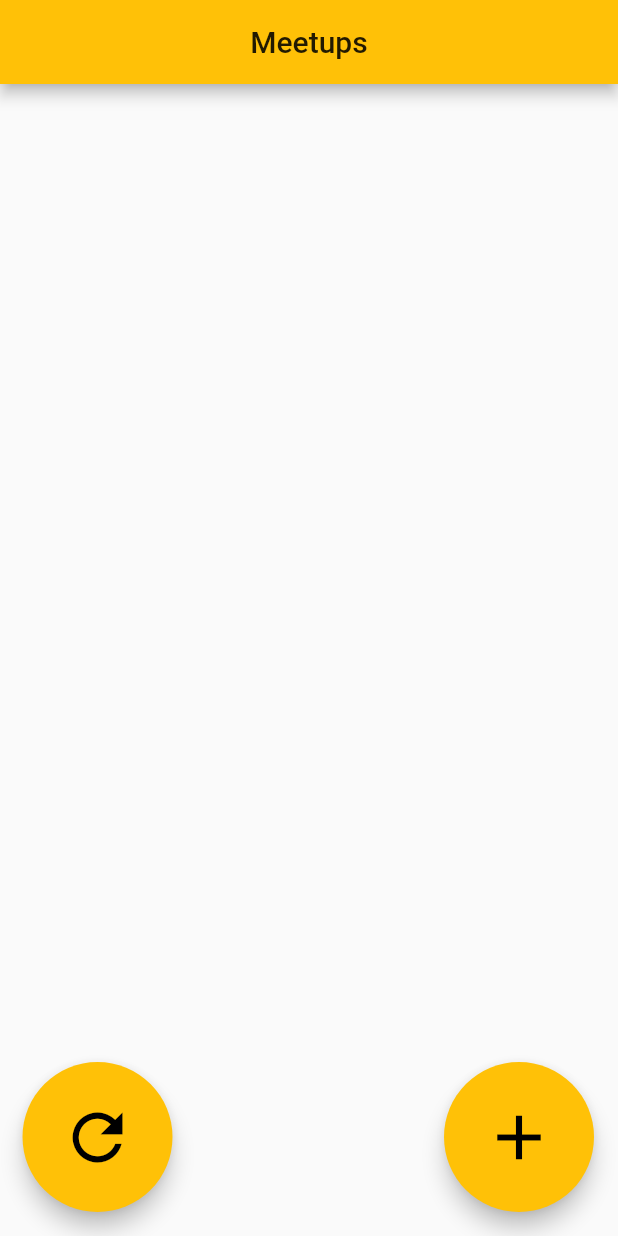
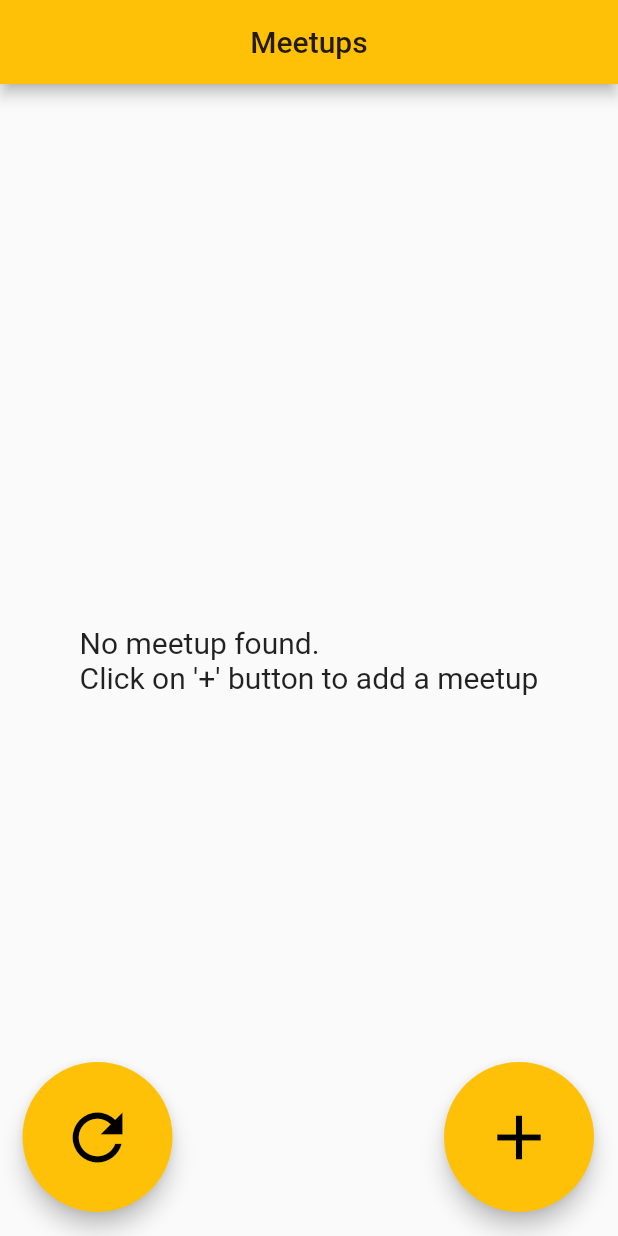
Before and after one commit to BrainHack2021-Hackuna-Matata/app-mobile, a Flutter app: the MeetupListScreen screen opened by its route, on a phone screen of 412 x 824 dp. Run offline on Flutter 3.47's test engine with Material 2 defaults, Android fonts, the phone set to English and light mode, and no system bars; our stand-ins replace datetime_picker_formfield, google_maps_flutter, timer_count_down; network calls fail.

Commit message:
If no meetup ask user to add meetup

```diff
--- a/lib/screens/meetupScreen/meetupListScreen.dart
+++ b/lib/screens/meetupScreen/meetupListScreen.dart
@@ -73,7 +73,8 @@ class _MeetupListScreenState extends State<MeetupListScreen> {
         centerTitle: true,
       ),
 
-      body: ListView.builder(
+      body: meetups.length != 0
+          ? ListView.builder(
               //Returns a card for each item in the meetups list (currently tagged to fakemeetups)
               padding: const EdgeInsets.only(bottom: 200),
               itemBuilder: (ctx, index) {
@@ -90,6 +91,12 @@ class _MeetupListScreenState extends State<MeetupListScreen> {
                 );
               },
               itemCount: meetups.length,
+            )
+          : Center(
+              child: Text(
+                "No meetup found.\nClick on '+' button to add a meetup",
+                style: TextStyle(fontSize: 20),
+              ),
             ),
       //Adding two FloatingActionButtons into meetuplistscreen
       floatingActionButton: Stack(
```
Lines whose indentation alone changed are shown as unchanged.
